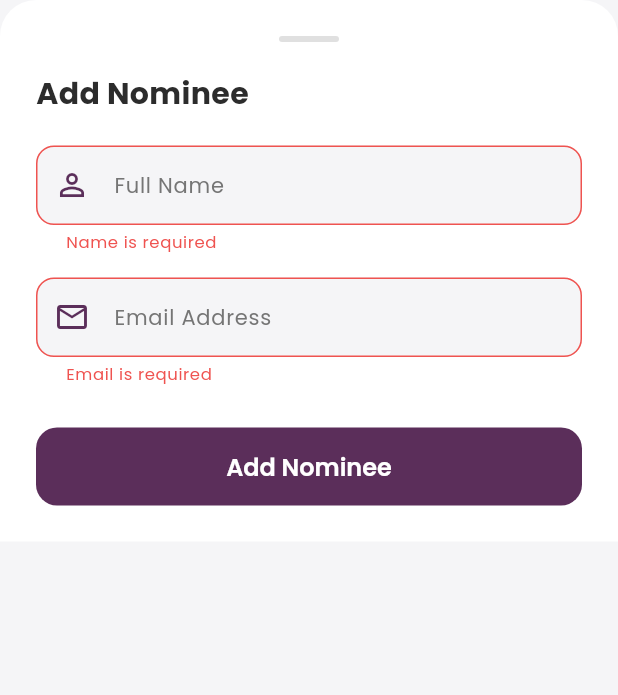
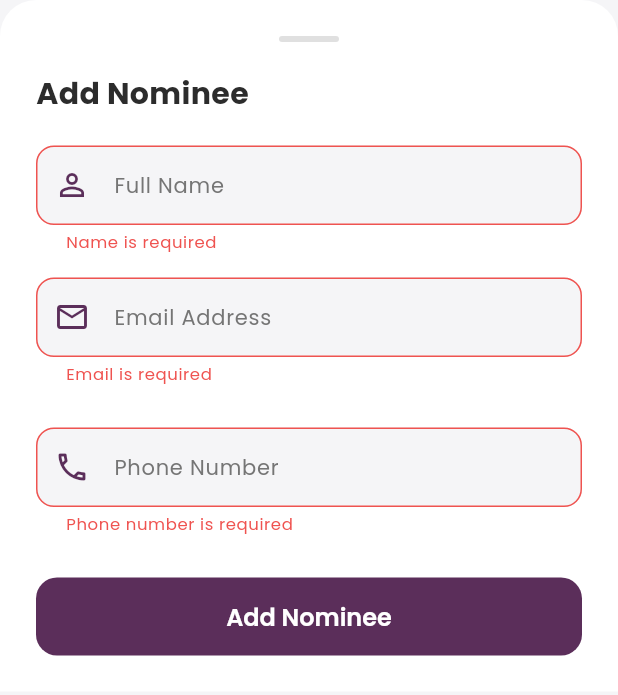
Before and after one commit to agsyna/Nirmaya, a Flutter app: the _NomineeFormSheet widget shown alone on an empty page, opened directly, after a tap on "Add Nominee", on a phone screen of 412 x 824 dp. Shown: the top 695 px of the screen. Run offline on Flutter 3.47's test engine with Material 3 defaults, Android fonts, the phone set to English and light mode, and no system bars; our stand-ins replace dio, file_picker, flutter_local_notifications, flutter_secure_storage, geolocator, google_fonts and 8 more; missing offline and left inert: mobile_scanner; accounts and stored records are empty; network calls fail.

Commit message:
nomninee phone added

```diff
--- a/app/lib/app/models/nominee_model.dart
+++ b/app/lib/app/models/nominee_model.dart
@@ -2,24 +2,27 @@ class Nominee {
   final String id;
   final String name;
   final String email;
+  final String phone;
 
-  Nominee({required this.id, required this.name, required this.email});
+  Nominee({required this.id, required this.name, required this.email,required this.phone});
 
   factory Nominee.fromJson(Map<String, dynamic> json) {
     return Nominee(
-      id: json['id']?.toString() ?? json['_id']?.toString() ?? '',
+      id: json['nomineeId']?.toString() ?? json['_id']?.toString() ?? '',
       name: json['name']?.toString() ?? '',
       email: json['email']?.toString() ?? '',
+      phone: json['phone']?.toString() ?? '',
     );
   }
 
-  Map<String, dynamic> toJson() => {'name': name, 'email': email};
+  Map<String, dynamic> toJson() => {'name': name, 'email': email, 'phone': phone};
 
-  Nominee copyWith({String? id, String? name, String? email}) {
+  Nominee copyWith({String? id, String? name, String? email, String? phone}) {
     return Nominee(
       id: id ?? this.id,
       name: name ?? this.name,
       email: email ?? this.email,
+      phone: phone ?? this.phone,
     );
   }
 }
--- a/app/lib/app/providers/nominee_provider.dart
+++ b/app/lib/app/providers/nominee_provider.dart
@@ -31,13 +31,13 @@ class NomineeProvider extends ChangeNotifier {
   }
 
   // ==================== Create ====================
-  Future<bool> addNominee({required String name, required String email}) async {
+  Future<bool> addNominee({required String name, required String email, required String phone}) async {
     _isLoading = true;
     _errorMessage = null;
     notifyListeners();
 
     try {
-      final nominee = await _service.createNominee(name: name, email: email);
+      final nominee = await _service.createNominee(name: name, email: email, phone: phone);
       _nominees = [..._nominees, nominee];
       _isLoading = false;
       notifyListeners();
@@ -55,6 +55,8 @@ class NomineeProvider extends ChangeNotifier {
     required String id,
     required String name,
     required String email,
+    required String phone,
+
   }) async {
     _isLoading = true;
     _errorMessage = null;
@@ -65,6 +67,7 @@ class NomineeProvider extends ChangeNotifier {
         id: id,
         name: name,
         email: email,
+        phone: phone,
       );
       _nominees = _nominees.map((n) => n.id == id ? updated : n).toList();
       _isLoading = false;
--- a/app/lib/app/services/patient_service.dart
+++ b/app/lib/app/services/patient_service.dart
@@ -50,13 +50,15 @@ class PatientService {
   Future<Nominee> createNominee({
     required String name,
     required String email,
+    required String phone,
   }) async {
     final response = await _api.post(
       '/patient/nominees',
-      data: {'name': name, 'email': email},
+      data: {'name': name, 'email': email, 'phone': phone},
     );
     final data = response.data;
     if (data['status'] == 'success') {
+      debugPrint('Created nominee: ${data['data']}');
       return Nominee.fromJson(data['data']);
     }
     throw Exception(data['message'] ?? 'Failed to create nominee');
@@ -66,10 +68,12 @@ class PatientService {
     required String id,
     String? name,
     String? email,
+    String? phone,
   }) async {
     final body = <String, dynamic>{};
     if (name != null) body['name'] = name;
     if (email != null) body['email'] = email;
+    if (phone != null) body['phone'] = phone;
 
     final response = await _api.put('/patient/nominees/$id', data: body);
     final data = response.data;
--- a/app/lib/app/views/nominees_screen.dart
+++ b/app/lib/app/views/nominees_screen.dart
@@ -39,15 +39,15 @@ class _NomineesScreenState extends State<NomineesScreen> {
       appBar: CustomAppBar(
         title: 'Nominees',
         onBackPressed: () => Navigator.pop(context),
-        actions: [
-          Padding(
-            padding: const EdgeInsets.only(right: 12),
-            child: GestureDetector(
-              onTap: () => _showNomineeSheet(),
-              child: const Icon(Icons.add, color: Colors.white, size: 28),
-            ),
-          ),
-        ],
+        // actions: [
+        //   Padding(
+        //     padding: const EdgeInsets.only(right: 12),
+        //     child: GestureDetector(
+        //       onTap: () => _showNomineeSheet(),
+        //       child: const Icon(Icons.add, color: Colors.white, size: 28),
+        //     ),
+        //   ),
+        // ],
       ),
       body: Consumer<NomineeProvider>(
         builder: (context, provider, _) {
@@ -307,6 +307,7 @@ class _NomineeFormSheetState extends State<_NomineeFormSheet> {
   final _formKey = GlobalKey<FormState>();
   late final TextEditingController _nameCtrl;
   late final TextEditingController _emailCtrl;
+  late final TextEditingController _phoneCtrl;
   bool _submitting = false;
 
   bool get _isEditing => widget.existing != null;
@@ -316,12 +317,14 @@ class _NomineeFormSheetState extends State<_NomineeFormSheet> {
     super.initState();
     _nameCtrl = TextEditingController(text: widget.existing?.name ?? '');
     _emailCtrl = TextEditingController(text: widget.existing?.email ?? '');
+    _phoneCtrl = TextEditingController(text: widget.existing?.phone ?? '');
   }
 
   @override
   void dispose() {
     _nameCtrl.dispose();
     _emailCtrl.dispose();
+    _phoneCtrl.dispose();
     super.dispose();
   }
 
@@ -373,11 +376,13 @@ class _NomineeFormSheetState extends State<_NomineeFormSheet> {
         id: widget.existing!.id,
         name: _nameCtrl.text.trim(),
         email: _emailCtrl.text.trim(),
+        phone: _phoneCtrl.text.trim(),
       );
     } else {
       success = await provider.addNominee(
         name: _nameCtrl.text.trim(),
         email: _emailCtrl.text.trim(),
+        phone: _phoneCtrl.text.trim(),
       );
     }
 
@@ -488,6 +493,23 @@ class _NomineeFormSheetState extends State<_NomineeFormSheet> {
               },
             ),
             const SizedBox(height: 28),
+            TextFormField(
+              controller: _phoneCtrl,
+              keyboardType: TextInputType.phone,
+              decoration: _inputDecoration(
+                'Phone Number',
+                Icons.phone_outlined,
+              ),
+              validator: (v) {
+                if (v == null || v.trim().isEmpty) return 'Phone number is required';
+                final phoneRegex = RegExp(r'^\+?[0-9]{7,15}$');
+                if (!phoneRegex.hasMatch(v.trim())) {
+                  return 'Enter a valid phone number';
+                }
+                return null;
+              },
+            ),
+            const SizedBox(height: 28),
 
             // Submit button
             SizedBox(
```
Also changed, not shown: 1 other file.
